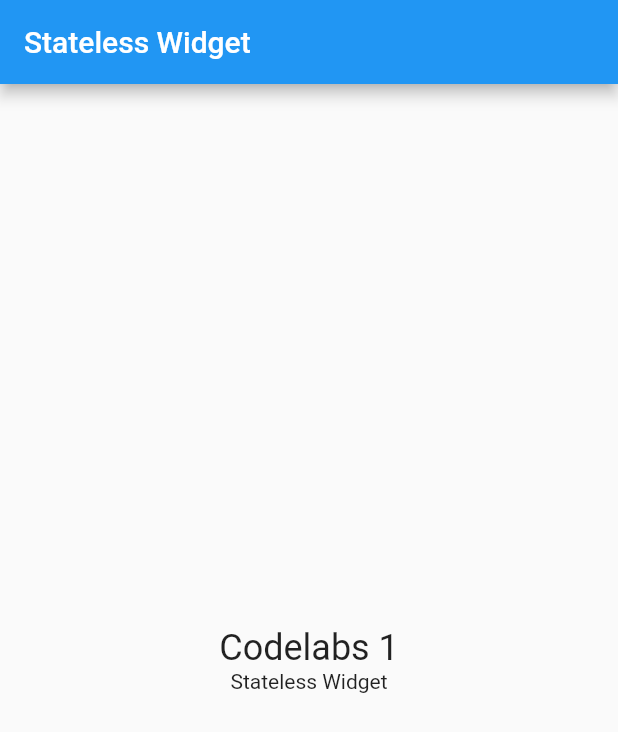
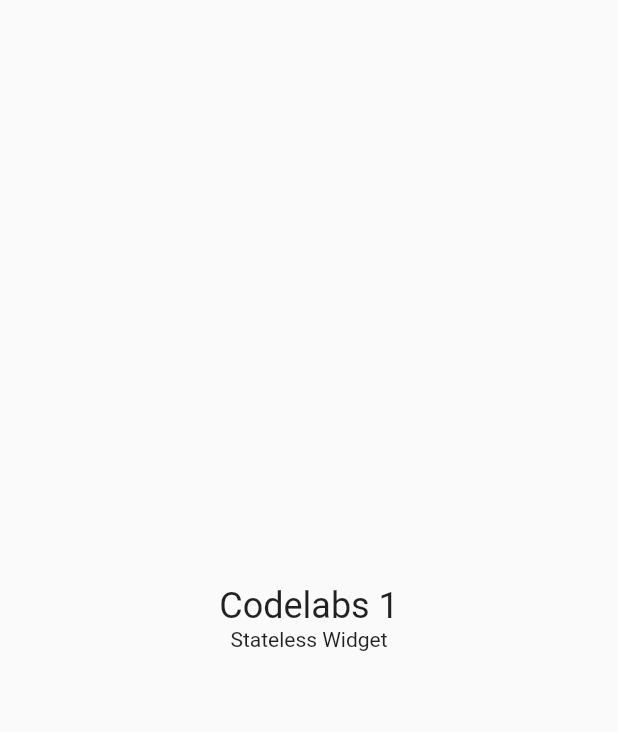
Before and after one commit to refinerydev/flutter_stateless_widget, a Flutter app: the screen it shows after launch, on a phone screen of 412 x 824 dp. Shown: the top 732 px of the screen. Run offline on Flutter 3.47's test engine with Material 2 defaults, Android fonts, the phone set to English and light mode, and no system bars.

Commit message:
remove appBar

```diff
--- a/lib/stateless_widget.dart
+++ b/lib/stateless_widget.dart
@@ -6,9 +6,6 @@ class Codelabs extends StatelessWidget {
   @override
   Widget build(BuildContext context) {
     return Scaffold(
-      appBar: AppBar(
-        title: const Text('Stateless Widget'),
-      ),
       body: Center(
         child: Column(
           mainAxisAlignment: MainAxisAlignment.center,
```
